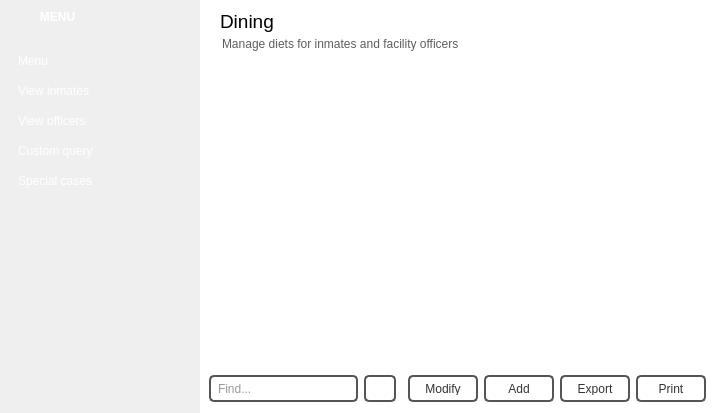
Old version of the form diningwindow.ui in the repository NCNM/PMS_01.
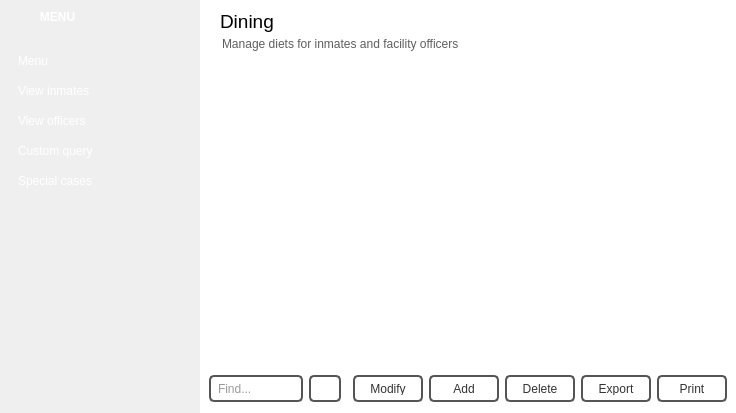
New version of the form. Icons and pictures are not drawn.

What changed in the file:
```diff
--- a/diningwindow.ui
+++ b/diningwindow.ui
@@ -906,6 +906,35 @@
                      </property>
                     </widget>
                    </item>
+                   <item>
+                    <widget class="QPushButton" name="Delete">
+                     <property name="minimumSize">
+                      <size>
+                       <width>70</width>
+                       <height>27</height>
+                      </size>
+                     </property>
+                     <property name="maximumSize">
+                      <size>
+                       <width>85</width>
+                       <height>27</height>
+                      </size>
+                     </property>
+                     <property name="text">
+                      <string>Delete</string>
+                     </property>
+                     <property name="icon">
+                      <iconset>
+                       <normaloff>delete.png</normaloff>delete.png</iconset>
+                     </property>
+                     <property name="iconSize">
+                      <size>
+                       <width>24</width>
+                       <height>24</height>
+                      </size>
+                     </property>
+                    </widget>
+                   </item>
                    <item>
                     <widget class="QPushButton" name="pushButton_3">
                      <property name="minimumSize">
```
